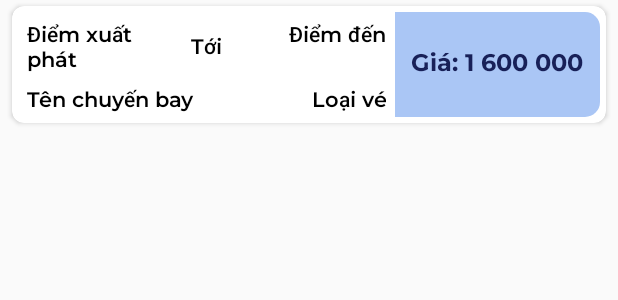
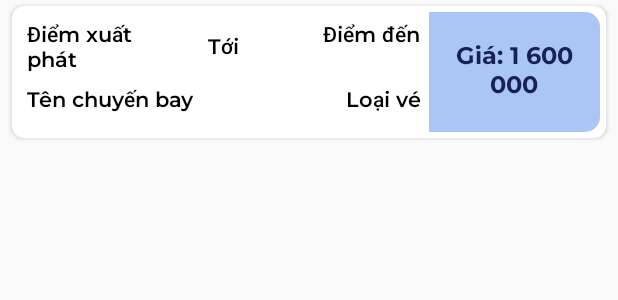
Before and after one commit to bcluc/SE104, an Android app: the layout single_row_booking.xml on its own in the app's theme, with its tools: preview values and no code run, on a phone screen of 412 x 824 dp. Shown: the top 300 px of the screen. Run offline under Robolectric (Android 15) with nearby library versions, the phone set to English and light mode, and no system bars; network calls fail.

Commit message:
update_bg_book_search

```diff
--- a/app/src/main/java/com/maadi/flightticketbooking/utilities/ECONSTANT.java
+++ b/app/src/main/java/com/maadi/flightticketbooking/utilities/ECONSTANT.java
@@ -14,7 +14,7 @@ public class ECONSTANT {
     public static List<City> cityList = new ArrayList<>();
 
     public static final String TAG = "TAG";
-    private static final String IP = "http://192.168.121.5/";
+    private static final String IP = "http://192.168.43.107/";
             private static final String BASE_URL = IP + "flight_ticket_boooking_api/";
     private static final String BASE_IMAGE_URL = IP + "flight_ticket_boooking_api/";
 
--- a/app/src/main/res/layout/activity_book_ticket.xml
+++ b/app/src/main/res/layout/activity_book_ticket.xml
@@ -6,6 +6,7 @@
     xmlns:tools="http://schemas.android.com/tools"
     android:layout_width="match_parent"
     android:layout_height="match_parent"
+    android:background="@drawable/bg_home"
     android:scrollbars="none">
 
     <LinearLayout
--- a/app/src/main/res/layout/activity_search_vehical.xml
+++ b/app/src/main/res/layout/activity_search_vehical.xml
@@ -4,6 +4,7 @@
     xmlns:tools="http://schemas.android.com/tools"
     android:layout_width="match_parent"
     android:layout_height="match_parent"
+    android:background="@drawable/bg_home"
     android:orientation="vertical">
 
     <androidx.cardview.widget.CardView
--- a/app/src/main/res/layout/single_row_booking.xml
+++ b/app/src/main/res/layout/single_row_booking.xml
@@ -90,6 +90,7 @@
                         android:layout_weight="1"
                         android:fontFamily="@font/montserrat_semibold"
                         android:text="Tên chuyến bay"
+                        android:paddingBottom="10dp"
                         android:textColor="@color/black" />
 
                     <TextView
@@ -100,13 +101,14 @@
                         android:fontFamily="@font/montserrat_semibold"
                         android:gravity="right"
                         android:text="Loại vé"
+                        android:paddingBottom="10dp"
                         android:textColor="@color/black" />
                 </LinearLayout>
             </LinearLayout>
 
             <TextView
                 android:id="@+id/tvFare"
-                android:layout_width="wrap_content"
+                android:layout_width="100dp"
                 android:layout_height="match_parent"
                 android:layout_weight="1"
                 android:background="@drawable/v_background"
```
Also changed, not shown: app/src/main/res/layout/single_row_vehicle.xml (+8 -13 lines).
